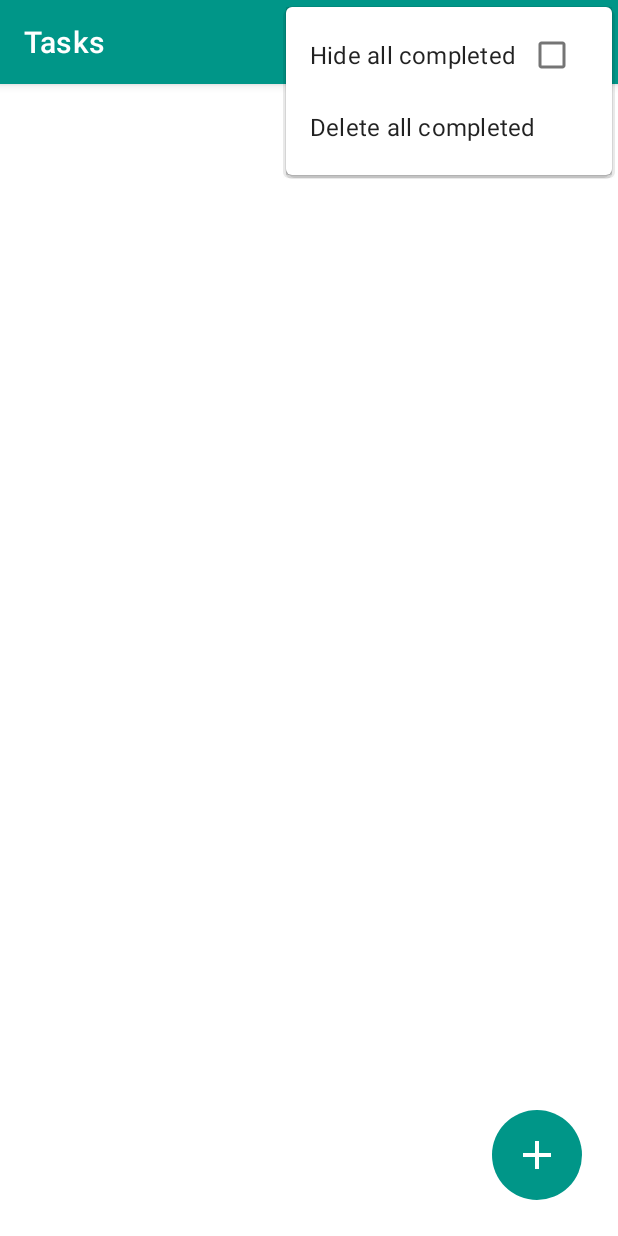
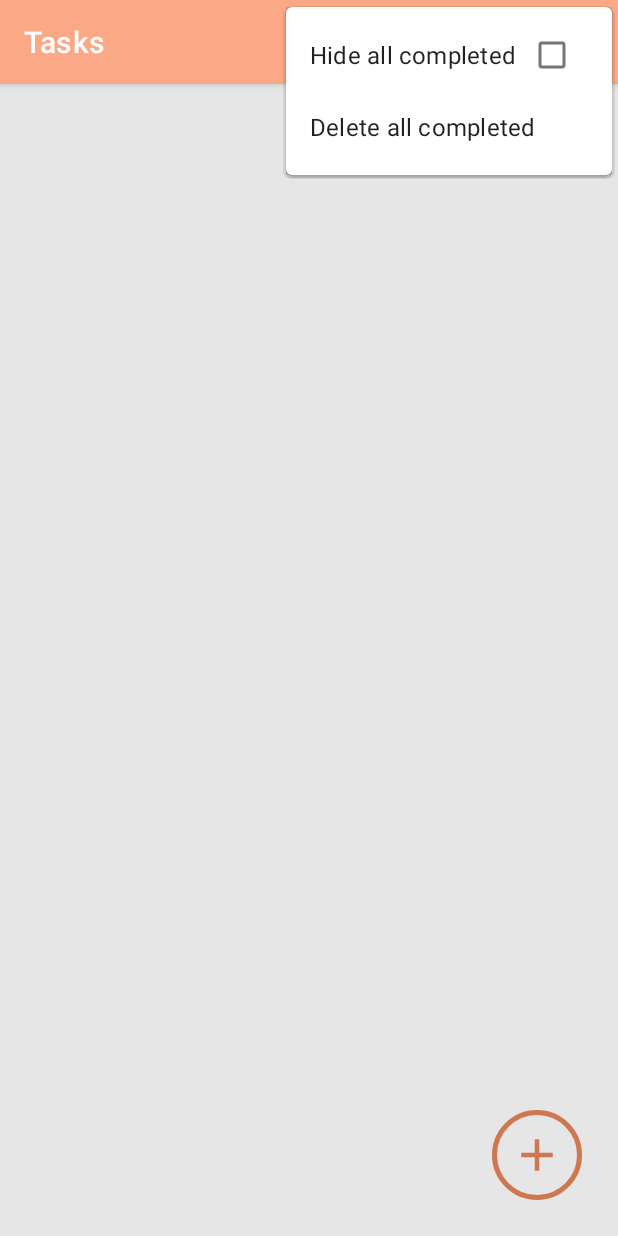
Before and after one commit to karVar123/My-TODO-List, an Android app: the screen it shows after launch (MainActivity), with the options menu open, on a phone screen of 412 x 824 dp. Run offline under Robolectric (Android 15) with nearby library versions, the phone set to English and light mode, and no system bars; our stand-ins replace Dagger/Hilt's generated code, Room's generated code, navigation-ui; libraries missing offline, so code that uses them is left out: androidx.datastore.preferences, androidx.hilt, androidx.hilt.lifecycle; 2 statements that could not run were skipped.

Commit message:
Design Commit

```diff
--- a/app/src/main/AndroidManifest.xml
+++ b/app/src/main/AndroidManifest.xml
@@ -5,9 +5,9 @@
     <application
         android:name=".ToDoApplication"
         android:allowBackup="true"
-        android:icon="@mipmap/ic_launcher"
+        android:icon="@drawable/app_icon"
         android:label="@string/app_name"
-        android:roundIcon="@mipmap/ic_launcher_round"
+        android:roundIcon="@drawable/app_icon"
         android:supportsRtl="true"
         android:theme="@style/Theme.MyTODOList">
         <activity
--- a/app/src/main/java/com/example/mytodolist/data/PreferencesManager.kt
+++ b/app/src/main/java/com/example/mytodolist/data/PreferencesManager.kt
@@ -1,7 +1,6 @@
 package com.example.mytodolist.data
 
 import android.content.Context
-import android.text.BoringLayout
 import android.util.Log
 import androidx.datastore.preferences.createDataStore
 import androidx.datastore.preferences.edit
--- a/app/src/main/java/com/example/mytodolist/data/Task.kt
+++ b/app/src/main/java/com/example/mytodolist/data/Task.kt
@@ -5,7 +5,6 @@ import androidx.room.Entity
 import androidx.room.PrimaryKey
 import kotlinx.android.parcel.Parcelize
 import java.text.DateFormat
-import java.util.*
 
 @Entity(tableName = "task_table")
 @Parcelize
--- a/app/src/main/res/drawable/bg_add_edit_btn.xml
+++ b/app/src/main/res/drawable/bg_add_edit_btn.xml
@@ -1,6 +1,6 @@
 <?xml version="1.0" encoding="utf-8"?>
 <shape xmlns:android="http://schemas.android.com/apk/res/android">
-    <solid android:color="@color/addEditBtnColor" />
+    <stroke android:color="@color/addEditBtnColor" android:width="3.25dp" />
     <corners android:radius="50dp" />
 
 </shape>
--- a/app/src/main/res/drawable/ic_add.xml
+++ b/app/src/main/res/drawable/ic_add.xml
@@ -1,4 +1,4 @@
-<vector android:height="24dp" android:tint="#FFFFFF"
+<vector android:height="24dp" android:tint="@color/addEditBtnColor"
     android:viewportHeight="24" android:viewportWidth="24"
     android:width="24dp" xmlns:android="http://schemas.android.com/apk/res/android">
     <path android:fillColor="@android:color/white" android:pathData="M19,13h-6v6h-2v-6H5v-2h6V5h2v6h6v2z"/>
--- a/app/src/main/res/drawable/ic_check_mark.xml
+++ b/app/src/main/res/drawable/ic_check_mark.xml
@@ -1,4 +1,4 @@
-<vector android:height="24dp" android:tint="#FFFFFF"
+<vector android:height="24dp" android:tint="@color/addEditBtnColor"
     android:viewportHeight="24" android:viewportWidth="24"
     android:width="24dp" xmlns:android="http://schemas.android.com/apk/res/android">
     <path android:fillColor="@android:color/white" android:pathData="M9,16.17L4.83,12l-1.42,1.41L9,19 21,7l-1.41,-1.41z"/>
--- a/app/src/main/res/layout/activity_main.xml
+++ b/app/src/main/res/layout/activity_main.xml
@@ -3,6 +3,7 @@
     xmlns:app="http://schemas.android.com/apk/res-auto"
     xmlns:tools="http://schemas.android.com/tools"
     android:layout_width="match_parent"
+    android:background="@color/mainBg"
     android:layout_height="match_parent"
     tools:context=".ui.MainActivity">
 
--- a/app/src/main/res/layout/fragment_add_edit_task.xml
+++ b/app/src/main/res/layout/fragment_add_edit_task.xml
@@ -37,7 +37,7 @@
         android:layout_height="60dp"
         android:layout_margin="24dp"
         android:background="@drawable/bg_add_edit_btn"
-        android:padding="14dp"
+        android:padding="12dp"
         android:src="@drawable/ic_check_mark"
         app:layout_constraintBottom_toBottomOf="parent"
         app:layout_constraintEnd_toEndOf="parent" />
--- a/app/src/main/res/layout/fragment_tasks.xml
+++ b/app/src/main/res/layout/fragment_tasks.xml
@@ -1,9 +1,9 @@
 <?xml version="1.0" encoding="utf-8"?>
 <androidx.constraintlayout.widget.ConstraintLayout xmlns:android="http://schemas.android.com/apk/res/android"
     xmlns:app="http://schemas.android.com/apk/res-auto"
+    xmlns:tools="http://schemas.android.com/tools"
     android:layout_width="match_parent"
     android:layout_height="match_parent"
-    xmlns:tools="http://schemas.android.com/tools"
 
     tools:context="com.example.mytodolist.ui.tasks.TaskFragment">
 
@@ -23,7 +23,7 @@
         android:layout_height="60dp"
         android:layout_margin="24dp"
         android:background="@drawable/bg_add_edit_btn"
-        android:padding="14dp"
+        android:padding="12dp"
         android:src="@drawable/ic_add"
         app:layout_constraintBottom_toBottomOf="parent"
         app:layout_constraintEnd_toEndOf="parent" />
--- a/app/src/main/res/menu/menu_fragment_tasks.xml
+++ b/app/src/main/res/menu/menu_fragment_tasks.xml
@@ -8,19 +8,19 @@
         app:actionViewClass="androidx.appcompat.widget.SearchView"
         app:showAsAction="always|collapseActionView" />
 
-    <item
-        android:icon="@drawable/ic_list"
-        android:title="@string/sort"
-        app:showAsAction="always">
-        <menu>
-            <item
-                android:id="@+id/action_sort_by_name"
-                android:title="@string/sort_by_name" />
-            <item
-                android:id="@+id/action_sort_by_date_create"
-                android:title="@string/sort_by_date_create" />
-        </menu>
-    </item>
+<!--    <item-->
+<!--        android:icon="@drawable/ic_list"-->
+<!--        android:title="@string/sort"-->
+<!--        app:showAsAction="always">-->
+<!--        <menu>-->
+<!--            <item-->
+<!--                android:id="@+id/action_sort_by_name"-->
+<!--                android:title="@string/sort_by_name" />-->
+<!--            <item-->
+<!--                android:id="@+id/action_sort_by_date_create"-->
+<!--                android:title="@string/sort_by_date_create" />-->
+<!--        </menu>-->
+<!--    </item>-->
 
     <item
         android:id="@+id/action_hide_all_completed_tasks"
--- a/app/src/main/res/values/colors.xml
+++ b/app/src/main/res/values/colors.xml
@@ -9,8 +9,11 @@
     <color name="white">#FFFFFFFF</color>
 
     <!--    CUSTOM COLORS   -->
-    <color name="mainColorDark">#00796B</color>
-    <color name="mainColorLight">#009688</color>
-    <color name="addEditBtnColor">#009688</color>
+    <color name="mainColorDark">#CF7751</color>
+    <color name="mainColorLight">#FAA885</color>
+    <color name="mainBg">#E6E6E6</color>
+<!--    <color name="addEditBtnColor">#B85124</color>-->
+    <color name="addEditBtnColor">#CF7751</color>
+    <color name="checkBoxColor">#FAA885</color>
 
 </resources>
--- a/app/src/main/res/values/themes.xml
+++ b/app/src/main/res/values/themes.xml
@@ -6,7 +6,7 @@
         <item name="colorPrimaryVariant">@color/mainColorDark</item>
         <item name="colorOnPrimary">@color/white</item>
         <!-- Secondary brand color. -->
-        <item name="colorSecondary">@color/teal_200</item>
+        <item name="colorSecondary">@color/checkBoxColor</item>
         <item name="colorSecondaryVariant">@color/teal_700</item>
         <item name="colorOnSecondary">@color/black</item>
         <!-- Status bar color. -->
```
Also changed, not shown: app/src/main/java/com/example/mytodolist/data/TaskDatabase.kt (+4 -7 lines), app/src/main/java/com/example/mytodolist/ui/tasks/TaskFragment.kt (+8 -9 lines), app/src/main/res/drawable/app_icon.png (added).
